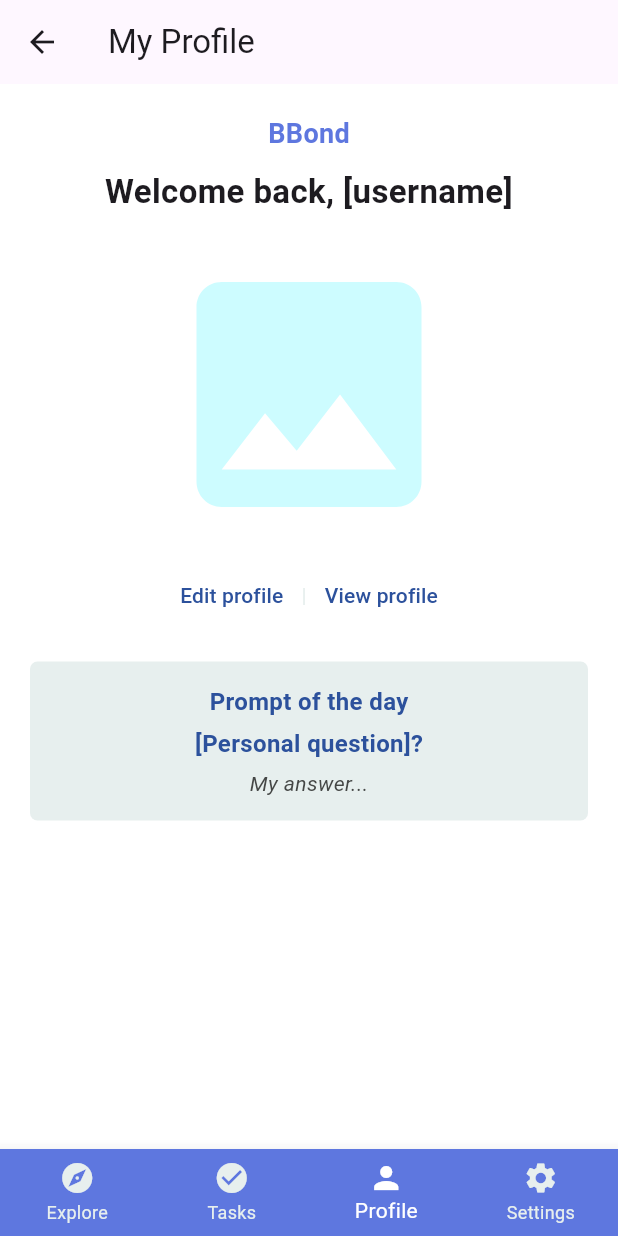
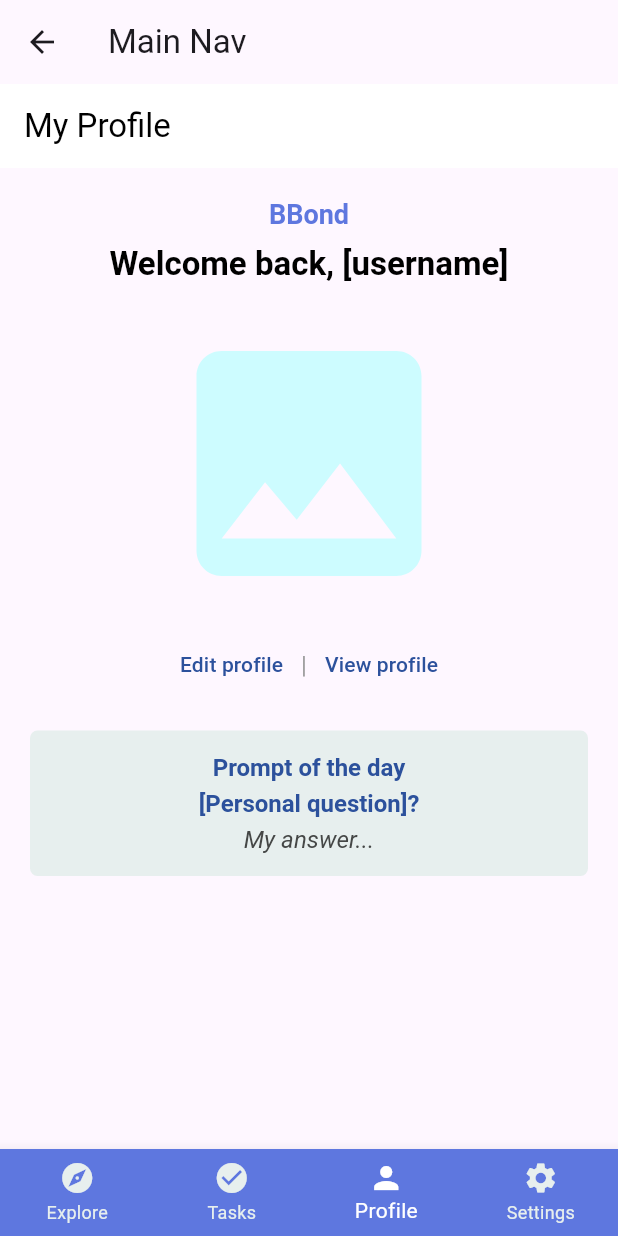
Before and after one commit to BoilerBond/FlutterApp, a Flutter app: the screen it shows after launch, after a tap on "Main Navigation", on a phone screen of 412 x 824 dp. Run offline on Flutter 3.47's test engine with Material 3 defaults, Android fonts, the phone set to English and light mode, and no system bars; Roboto replaces fonts that are missing (Raleway).

Commit message:
Fixed yellow underline issue with My Profile, implemented a template for edit profile with navigation Updated the My Profile Screen into using Material Router to fix bottom navigation bar visibility when opening subpages in from the My Profile Screen, and fix pixel overflow issues,

```diff
--- a/lib/presentation/screens/main navigation/main_nav.dart
+++ b/lib/presentation/screens/main navigation/main_nav.dart
@@ -50,7 +50,7 @@ class _MainNavigationState extends State<MainNavigation> {
         ],
       ),
       body: _screens[_selectedIndex],
-      appBar: AppBar(title: Text('My Profile')),
+      appBar: AppBar(title: Text('Main Nav')),
     );
   }
 }
--- a/lib/presentation/screens/main navigation/screens/profileScreen.dart
+++ b/lib/presentation/screens/main navigation/screens/profileScreen.dart
@@ -1,20 +1,118 @@
 import 'dart:io';
 
+import 'package:datingapp/presentation/screens/dashboard/settings/my_profile/edit_profile.dart';
 import 'package:flutter/material.dart';
 
+void main() => runApp(const MyProfileScreen());
 
-class MyProfileScreen extends StatelessWidget {
+class MyProfileScreen extends StatefulWidget {
   const MyProfileScreen({super.key});
+
+  @override
+  State<MyProfileScreen> createState() => _MyProfileScreenState();
+}
+
+class _MyProfileScreenState extends State<MyProfileScreen> {
+  final RouterDelegate<Object> delegate = MyRouterDelegate();
+
   @override
   Widget build(BuildContext context) {
-    return SafeArea(
+    return MaterialApp.router(routerDelegate: delegate);
+  }
+}
+
+class MyRouterDelegate extends RouterDelegate<Object>
+    with PopNavigatorRouterDelegateMixin<Object>, ChangeNotifier {
+  @override
+  Future<void> setNewRoutePath(Object configuration) async =>
+      throw UnimplementedError();
+
+  @override
+  final GlobalKey<NavigatorState> navigatorKey = GlobalKey<NavigatorState>();
+
+  static MyRouterDelegate of(BuildContext context) =>
+      Router.of(context).routerDelegate as MyRouterDelegate;
+
+  bool get showEditProfilePage => _showEditProfilePage;
+  bool _showEditProfilePage = false;
+  set showEditProfilePage(bool value) {
+    if (_showEditProfilePage == value) {
+      return;
+    }
+    _showEditProfilePage = value;
+    notifyListeners();
+  }
+
+  // repeat for other subpages
+
+  Future<void> _handlePopDetails(bool didPop, void result) async {
+    if (didPop) {
+      if (showEditProfilePage) showEditProfilePage = false;
+      return;
+    }
+  }
+
+  List<Page<Object?>> _getPages() {
+    return <Page<Object?>>[
+      const MaterialPage<void>(
+        key: ValueKey<String>('home'),
+        child: _MyProfilePage(),
+      ),
+      if (showEditProfilePage)
+        MaterialPage<void>(
+          key: const ValueKey<String>('Login'),
+          child: const EditProfile(),
+          canPop: true,
+          onPopInvoked: _handlePopDetails,
+        ),
+      // REPEAT
+    ];
+  }
+
+  @override
+  Widget build(BuildContext context) {
+    return Navigator(
+      key: navigatorKey,
+      pages: _getPages(),
+      onDidRemovePage: (Page<Object?> page) {
+        showEditProfilePage = false;
+      },
+    );
+  }
+}
+
+class _MyProfilePage extends StatefulWidget {
+  const _MyProfilePage();
+
+  @override
+  State<_MyProfilePage> createState() => _MyProfilePageState();
+}
+
+
+class _MyProfilePageState extends State<_MyProfilePage> {
+  @override
+  Widget build(BuildContext context) {
+    return Scaffold(
+      appBar: AppBar(
+        title: const Text('My Profile', style: TextStyle(color: Colors.black)),
+        backgroundColor: Colors.white,
+        elevation: 0,
+        iconTheme: const IconThemeData(color: Colors.black),
+      ),
+      body: DefaultTextStyle(
+        style: const TextStyle(
+          fontSize: 16,
+          fontWeight: FontWeight.normal,
+          color: Colors.black,
+          decoration: TextDecoration.none,
+        ),
         child: Padding(
-        padding: EdgeInsets.symmetric(horizontal: 20),
+          padding: const EdgeInsets.symmetric(horizontal: 20.0),
           child: Column(
             crossAxisAlignment: CrossAxisAlignment.center,
             children: [
-            SizedBox(height: 20),
-            Text(
+              const SizedBox(height: 20),
+              const Text(
                 'BBond',
                 style: TextStyle(
                   fontFamily: 'Raleway',
@@ -22,81 +120,98 @@ class MyProfileScreen extends StatelessWidget {
                   fontWeight: FontWeight.bold,
                   color: Color(0xFF5E77DF),
                 ),
-              textAlign: TextAlign.left,
               ),
-            SizedBox(height: 10),
-            Text(
+              const SizedBox(height: 10),
+              const Text(
                 'Welcome back, [username]',
                 textAlign: TextAlign.center,
                 style: TextStyle(
                   fontFamily: 'Raleway',
                   fontSize: 22,
                   fontWeight: FontWeight.bold,
+                  color: Colors.black,
+                  decoration: TextDecoration.none,
                 ),
               ),
-            SizedBox(height: 20),
+              const SizedBox(height: 20),
               Container(
                 height: 200,
                 width: 200,
-              child: Icon(Icons.image, size: 200, color: Color(0xFFCDFCFF)),
+                child: const Icon(Icons.image, size: 200, color: Color(0xFFCDFCFF)),
               ),
-            SizedBox(height: 10),
+              const SizedBox(height: 10),
               Row(
                 mainAxisAlignment: MainAxisAlignment.center,
                 children: [
                   TextButton(
-                  onPressed: () {},
-                  child: Text(
+                    onPressed: () {
+                      MyRouterDelegate.of(context).showEditProfilePage = true;
+                    },
+                    child: const Text(
                       'Edit profile',
-                    style: TextStyle(fontFamily: 'Raleway', color: Color(0xFF2C519C)),
+                      style: TextStyle(
+                        fontFamily: 'Raleway',
+                        color: Color(0xFF2C519C),
+                        decoration: TextDecoration.none,
                       ),
                     ),
-                Text('|', style: TextStyle(fontFamily: 'Raleway', color: Color(0xFFE7EFEE))),
+                  ),
+                  const Text('|', style: TextStyle(color: Colors.grey)),
                   TextButton(
-                  onPressed: () {},
-                  child: Text(
+                    onPressed: () {
+                      // TODO: Navigation to View Profile Screen
+                    },
+                    child: const Text(
                       'View profile',
-                    style: TextStyle(fontFamily: 'Raleway', color: Color(0xFF2C519C)),
+                      style: TextStyle(
+                        fontFamily: 'Raleway',
+                        color: Color(0xFF2C519C),
+                        decoration: TextDecoration.none,
+                      ),
                     ),
                   ),
                 ],
               ),
-            SizedBox(height: 20),
+              const SizedBox(height: 20),
               Container(
                 width: double.infinity,
-              padding: EdgeInsets.all(15),
+                padding: const EdgeInsets.all(15),
                 decoration: BoxDecoration(
-                color: Color(0xFFE7EFEE),
+                  color: const Color(0xFFE7EFEE),
                   borderRadius: BorderRadius.circular(5),
                 ),
                 child: Column(
                   children: [
-                  Text(
+                    const Text(
                       'Prompt of the day',
                       style: TextStyle(
                         color: Color(0xFF2C519C),
                         fontFamily: 'Raleway',
                         fontWeight: FontWeight.bold,
                         fontSize: 16,
+                        decoration: TextDecoration.none,
                       ),
                     ),
-                  SizedBox(height: 5),
-                  Text(
+                    const SizedBox(height: 5),
+                    const Text(
                       '[Personal question]?',
                       style: TextStyle(
                         color: Color(0xFF2C519C),
                         fontFamily: 'Raleway',
                         fontWeight: FontWeight.bold,
                         fontSize: 16,
+                        decoration: TextDecoration.none,
                       ),
                     ),
-                  SizedBox(height: 5),
-                  Text(
+                    const SizedBox(height: 5),
+                    const Text(
                       'My answer...',
                       style: TextStyle(
                         color: Color(0xFF454746),
                         fontFamily: 'Raleway',
                         fontStyle: FontStyle.italic,
+                        fontSize: 16,
+                        decoration: TextDecoration.none,
                       ),
                     ),
                   ],
@@ -105,6 +220,7 @@ class MyProfileScreen extends StatelessWidget {
             ],
           ),
         ),
+      ),
     );
   }
 }
```
Also changed, not shown: lib/presentation/screens/dashboard/settings/my_profile/edit_profile.dart (+78 -86 lines). Lines whose indentation alone changed are shown as unchanged.
